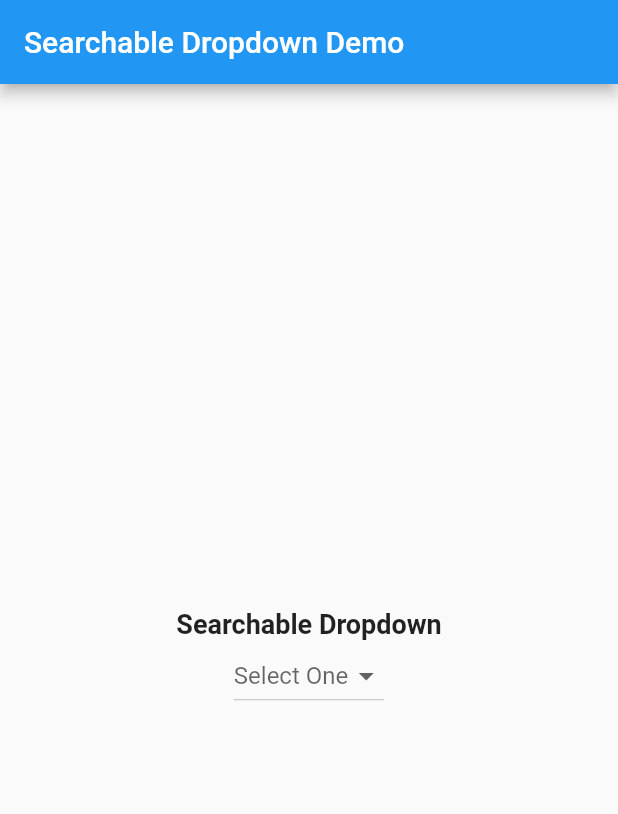
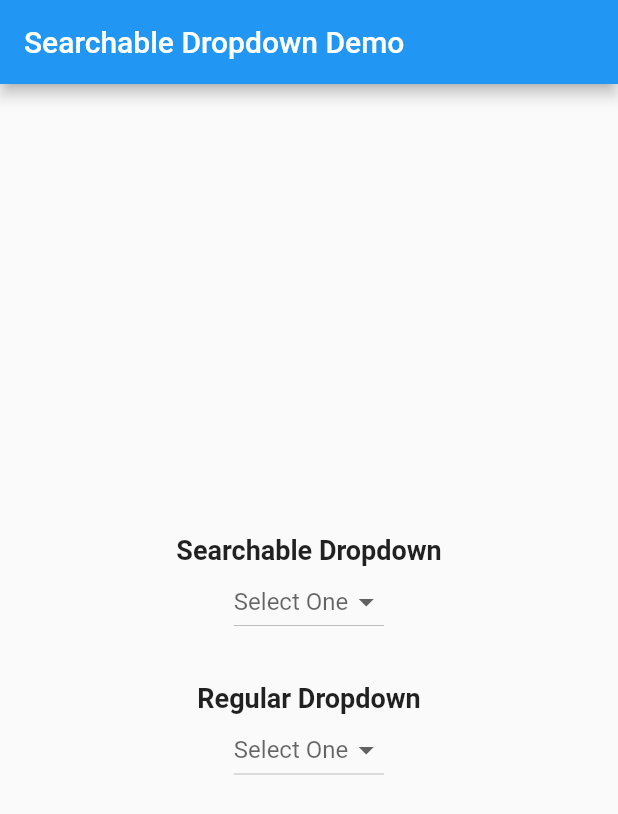
Before and after one commit to icemanbsi/searchable_dropdown, a Flutter app: the screen it shows after launch, on a phone screen of 412 x 824 dp. Shown: the top 814 px of the screen. Run offline on Flutter 3.47's test engine with Material 2 defaults, Android fonts, the phone set to English and light mode, and no system bars.

Commit message:
first init

```diff
--- a/example/lib/main.dart
+++ b/example/lib/main.dart
@@ -68,30 +68,30 @@ class _MyAppState extends State<MyApp> {
                   });
                 },
               ),
-//              new Container(
-//                margin: EdgeInsets.only(
-//                  top: 30
-//                ),
-//                child: new Text(
-//                  'Regular Dropdown',
-//                  style: new TextStyle(
-//                    fontSize: 18,
-//                    fontWeight: FontWeight.bold
-//                  ),
-//                )
-//              ),
-//              new DropdownButton(
-//                items: items,
-//                value: selectedValue,
-//                hint: new Text(
-//                  'Select One'
-//                ),
-//                onChanged: (value){
-//                  setState(() {
-//                    selectedValue = value;
-//                  });
-//                },
-//              )
+              new Container(
+                margin: EdgeInsets.only(
+                  top: 30
+                ),
+                child: new Text(
+                  'Regular Dropdown',
+                  style: new TextStyle(
+                    fontSize: 18,
+                    fontWeight: FontWeight.bold
+                  ),
+                )
+              ),
+              new DropdownButton(
+                items: items,
+                value: selectedValue,
+                hint: new Text(
+                  'Select One'
+                ),
+                onChanged: (value){
+                  setState(() {
+                    selectedValue = value;
+                  });
+                },
+              )
             ],
           ),
         ),
--- a/pubspec.yaml
+++ b/pubspec.yaml
@@ -1,6 +1,6 @@
 name: searchable_dropdown
 description: Searchable dropdown inside a dialog
-version: 0.0.1
+version: 1.0.0
 author:
 homepage:
 
```
Also changed, not shown: example/pubspec.lock, 1 other file.
